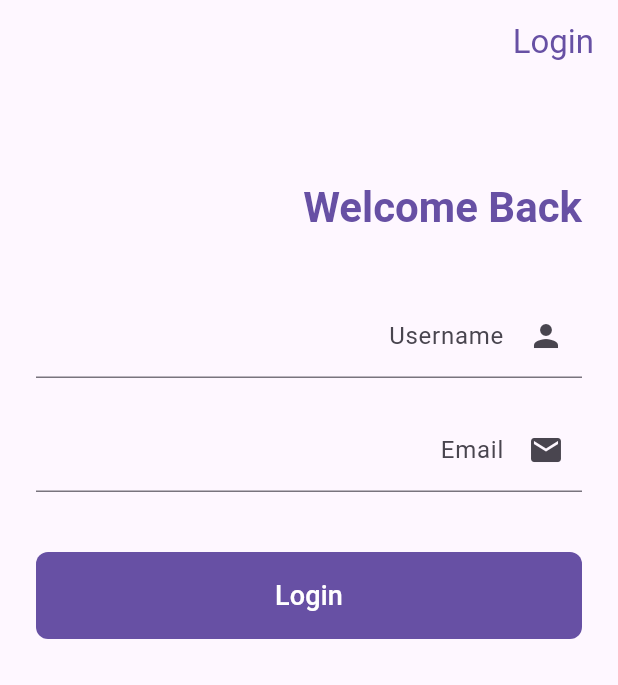
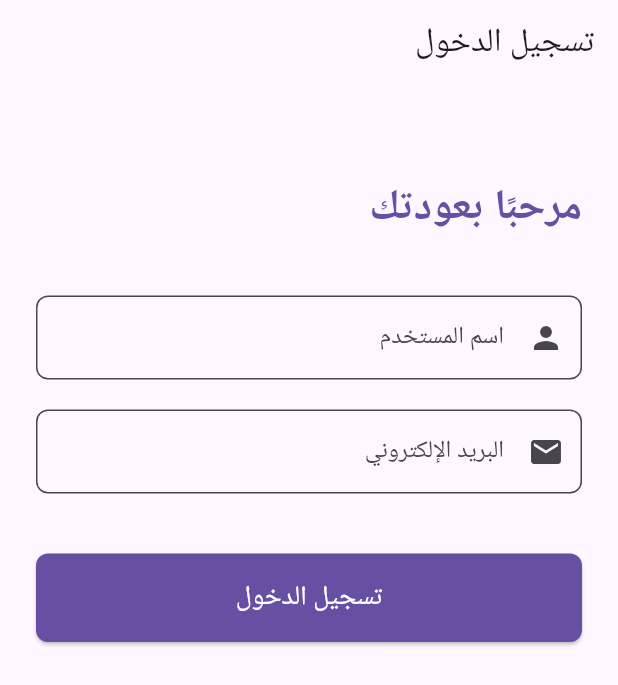
Before and after one commit to abdellatif-laghjaj/nuvaqua-mobile, a Flutter app: the screen it shows after launch, on a phone screen of 412 x 824 dp. Shown: the top 685 px of the screen. Run offline on Flutter 3.47's test engine with Material 3 defaults, Android fonts, the phone set to English and light mode, and no system bars.

```diff
--- a/lib/pages/login_page.dart
+++ b/lib/pages/login_page.dart
@@ -1,22 +1,23 @@
 import 'package:flutter/material.dart';
+import '../widgets/custom_input.dart';
 
 class LoginPage extends StatefulWidget {
+  const LoginPage({super.key});
+
   @override
   _LoginPageState createState() => _LoginPageState();
 }
 
 class _LoginPageState extends State<LoginPage> {
   final _formKey = GlobalKey<FormState>();
-  String _username = '';
-  String _email = '';
+  final _usernameController = TextEditingController();
+  final _emailController = TextEditingController();
 
   @override
   Widget build(BuildContext context) {
     return Scaffold(
       appBar: AppBar(
-        title: Text('Login'),
-        backgroundColor: Colors.transparent,
-        foregroundColor: Theme.of(context).colorScheme.primary,
+        title: const Text('تسجيل الدخول'),
       ),
       body: SingleChildScrollView(
         child: Padding(
@@ -26,28 +27,41 @@ class _LoginPageState extends State<LoginPage> {
             child: Column(
               crossAxisAlignment: CrossAxisAlignment.stretch,
               children: <Widget>[
-                SizedBox(height: 40),
+                const SizedBox(height: 40),
                 Text(
-                  'Welcome Back',
+                  'مرحبًا بعودتك',
                   style: Theme.of(context).textTheme.headlineMedium?.copyWith(
                         color: Theme.of(context).colorScheme.primary,
                         fontWeight: FontWeight.bold,
                       ),
                 ),
-                SizedBox(height: 40),
-                _buildInputField(
-                  label: 'Username',
+                const SizedBox(height: 40),
+                CustomInputField(
+                  label: 'اسم المستخدم',
                   icon: Icons.person,
-                  onSaved: (value) => _username = value!,
+                  controller: _usernameController,
+                  validator: (value) {
+                    if (value == null || value.isEmpty) {
+                      return 'الرجاء إدخال اسم المستخدم';
+                    }
+                    return null;
+                  },
                 ),
-                SizedBox(height: 20),
-                _buildInputField(
-                  label: 'Email',
+                const SizedBox(height: 20),
+                CustomInputField(
+                  label: 'البريد الإلكتروني',
                   icon: Icons.email,
-                  onSaved: (value) => _email = value!,
+                  controller: _emailController,
+                  validator: (value) {
+                    if (value == null || value.isEmpty) {
+                      return 'الرجاء إدخال البريد الإلكتروني';
+                    }
+                    return null;
+                  },
+                  keyboardType: TextInputType.emailAddress,
                 ),
-                SizedBox(height: 40),
-                FilledButton(
+                const SizedBox(height: 40),
+                ElevatedButton(
                   onPressed: _handleLogin,
                   style: FilledButton.styleFrom(
                     backgroundColor: Theme.of(context).colorScheme.primary,
@@ -55,11 +69,13 @@ class _LoginPageState extends State<LoginPage> {
                     shape: RoundedRectangleBorder(
                       borderRadius: BorderRadius.circular(8),
                     ),
-                    padding: EdgeInsets.symmetric(vertical: 16),
                   ),
-                  child: const Text(
-                    'Login',
-                    style: TextStyle(fontSize: 18),
+                  child: const Padding(
+                    padding: EdgeInsets.symmetric(vertical: 16.0),
+                    child: Text(
+                      'تسجيل الدخول',
+                      style: TextStyle(fontSize: 18),
+                    ),
                   ),
                 ),
               ],
@@ -70,34 +86,24 @@ class _LoginPageState extends State<LoginPage> {
     );
   }
 
-  Widget _buildInputField({
-    required String label,
-    required IconData icon,
-    required Function(String?) onSaved,
-  }) {
-    return TextFormField(
-      decoration: InputDecoration(
-        labelText: label,
-        prefixIcon: Icon(icon),
-      ),
-      validator: (value) {
-        if (value == null || value.isEmpty) {
-          return 'Please enter your $label';
-        }
-        return null;
-      },
-      onSaved: onSaved,
-    );
-  }
-
   void _handleLogin() {
     if (_formKey.currentState!.validate()) {
-      _formKey.currentState!.save();
+      // Perform login logic
       Navigator.pushNamed(
         context,
         '/dashboard',
-        arguments: {'username': _username, 'email': _email},
+        arguments: {
+          'username': _usernameController.text,
+          'email': _emailController.text,
+        },
       );
     }
   }
+
+  @override
+  void dispose() {
+    _usernameController.dispose();
+    _emailController.dispose();
+    super.dispose();
+  }
 }
--- /dev/null
+++ b/lib/widgets/custom_input.dart
@@ -0,0 +1,39 @@
+import 'package:flutter/material.dart';
+
+class CustomInputField extends StatelessWidget {
+  final String label;
+  final IconData icon;
+  final TextEditingController controller;
+  final String? Function(String?)? validator;
+  final bool obscureText;
+  final TextInputType keyboardType;
+
+  const CustomInputField({
+    super.key,
+    required this.label,
+    required this.icon,
+    required this.controller,
+    this.validator,
+    this.obscureText = false,
+    this.keyboardType = TextInputType.text,
+  });
+
+  @override
+  Widget build(BuildContext context) {
+    return TextFormField(
+      controller: controller,
+      decoration: InputDecoration(
+        labelText: label,
+        prefixIcon: Icon(icon),
+        border: OutlineInputBorder(
+          borderRadius: BorderRadius.circular(8),
+        ),
+        filled: true,
+        fillColor: Theme.of(context).colorScheme.surface,
+      ),
+      validator: validator,
+      obscureText: obscureText,
+      keyboardType: keyboardType,
+    );
+  }
+}
```
